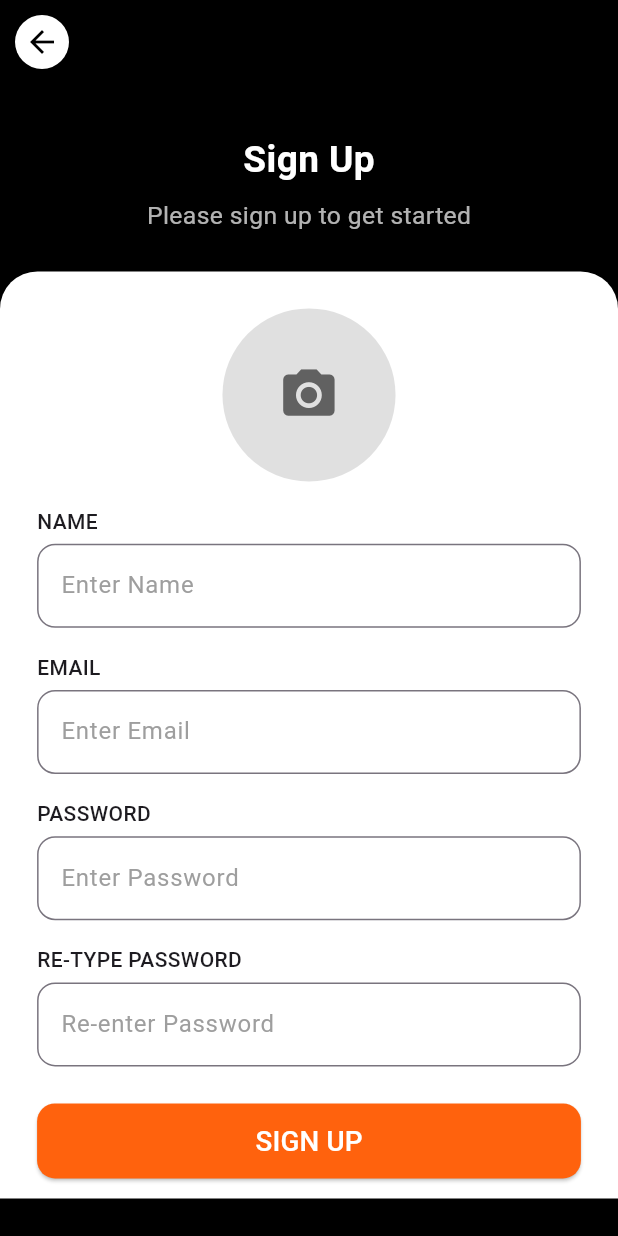
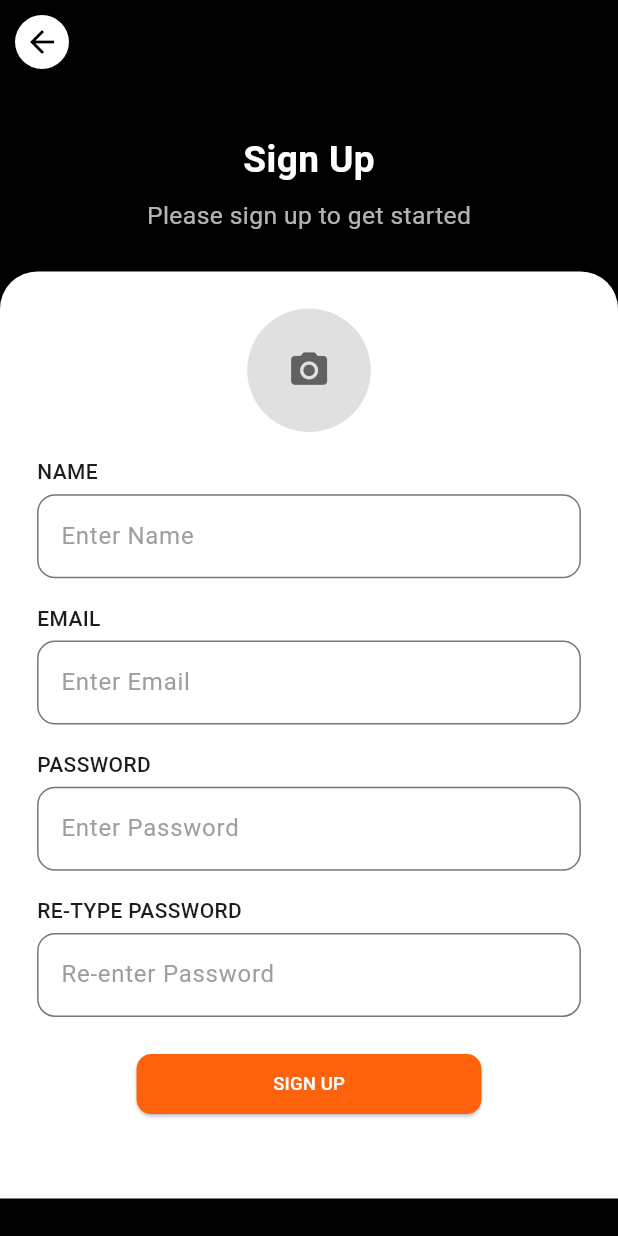
Before and after one commit to Purushottamji/zaykazone_project, a Flutter app: the screen it shows after launch, after a tap on "GET STARTED", after a tap on "Sign Up", on a phone screen of 412 x 824 dp. Run offline on Flutter 3.47's test engine with Material 3 defaults, Android fonts, the phone set to English and light mode, and no system bars; our stand-ins replace carousel_slider, flutter_rating_bar, flutter_screenutil, image_picker, shared_preferences, smooth_page_indicator.

Commit message:
i created a new screen

```diff
--- a/lib/main.dart
+++ b/lib/main.dart
@@ -26,14 +26,6 @@
       minTextAdapt: true,
       builder: (context, child) {
         return MaterialApp(
-          theme: ThemeData(
-            appBarTheme: AppBarTheme(
-              systemOverlayStyle: SystemUiOverlayStyle(
-                statusBarColor: Color(0xffFF620D),
-                statusBarIconBrightness: Brightness.light,
-              ),
-            ),
-          ),
           home: SplashScreen(),
           debugShowCheckedModeBanner: false,
         );
--- a/lib/view/screens/login_page/login_screen.dart
+++ b/lib/view/screens/login_page/login_screen.dart
@@ -31,14 +31,14 @@ class _LoginScreenState extends State<LoginScreen> {
             Center(
               child: Text(
                 "Log In",
-                style: TextStyle(fontSize: 22.sp, color: Colors.white),
+                style: TextStyle(fontSize: 22.sp, color: Colors.white,fontWeight: FontWeight.bold),
               ),
             ),
             SizedBox(height: 8.h),
             Center(
               child: Text(
                 "Please sign in to your existing account",
-                style: TextStyle(fontSize: 14.sp, color: Colors.white70),
+                style: TextStyle(fontSize: 14.sp, color: Colors.white),
               ),
             ),
             SizedBox(height: 40.h),
--- a/lib/view/screens/signup/sign_up_screen.dart
+++ b/lib/view/screens/signup/sign_up_screen.dart
@@ -1,6 +1,7 @@
 import 'dart:io';
 import 'package:flutter/material.dart';
 import 'package:image_picker/image_picker.dart';
+import 'package:zaykazone/view/screens/login_page/login_screen.dart';
 
 class SignUpScreen extends StatefulWidget {
   const SignUpScreen({super.key});
@@ -91,7 +92,7 @@ class _SignUpScreenState extends State<SignUpScreen> {
 
               SizedBox(height: h * 0.01),
 
-              /// Subtitle
+
               Center(
                 child: Text(
                   "Please sign up to get started",
@@ -121,13 +122,13 @@ class _SignUpScreenState extends State<SignUpScreen> {
                         child: InkWell(
                           onTap: pickImage,
                           child: CircleAvatar(
-                            radius: w * 0.14,
+                            radius: w * 0.10,
                             backgroundColor: Colors.grey.shade300,
                             backgroundImage:
                             imageFile != null ? FileImage(imageFile!) : null,
                             child: imageFile == null
                                 ? Icon(Icons.camera_alt,
-                                size: w * 0.10, color: Colors.grey.shade700)
+                                size: w * 0.07, color: Colors.grey.shade700)
                                 : null,
                           ),
                         ),
@@ -175,20 +176,24 @@ class _SignUpScreenState extends State<SignUpScreen> {
 
                       Center(
                         child: SizedBox(
-                          width: double.infinity,
-                          height: 50,
+                         width: 230,
+                          height: 40,
                           child: ElevatedButton(
                             style: ElevatedButton.styleFrom(
                               backgroundColor: Color(0xffFF620D),
                               shape: RoundedRectangleBorder(
-                                  borderRadius: BorderRadius.circular(12)),
+                                  borderRadius: BorderRadius.circular(10)),
                             ),
-                            onPressed: () {},
+                            onPressed: () {
+                              Navigator.push(context, MaterialPageRoute(builder: (context) => LoginScreen(),));
+
+                            },
+
                             child: Text(
                               "SIGN UP",
                               style: TextStyle(
                                 color: Colors.white,
-                                fontSize: w * 0.045,
+                                fontSize: w * 0.030,
                               ),
                             ),
                           ),
--- a/pubspec.yaml
+++ b/pubspec.yaml
@@ -82,7 +82,6 @@ flutter:
   # To add assets to your application, add an assets section, like this:
   assets:
     - assets/images/
-    - assets/icons/
 
   # An image asset can refer to one or more resolution-specific "variants", see
   # https://flutter.dev/to/resolution-aware-images
```
Also changed, not shown: lib/api/restaurant_api_screen.dart (added, +22 -0 lines), lib/view/screens/cart/cart_screen.dart (+11 -1 lines), lib/view/screens/detail_screen/food_details_screen.dart (+21 -3 lines), lib/view/screens/home_screen/Home_Screen.dart (+12 -11 lines), lib/view/screens/profile/profile_screen.dart (+10 -5 lines), lib/view/screens/search_product_screen/search_product.dart (+11 -6 lines).
